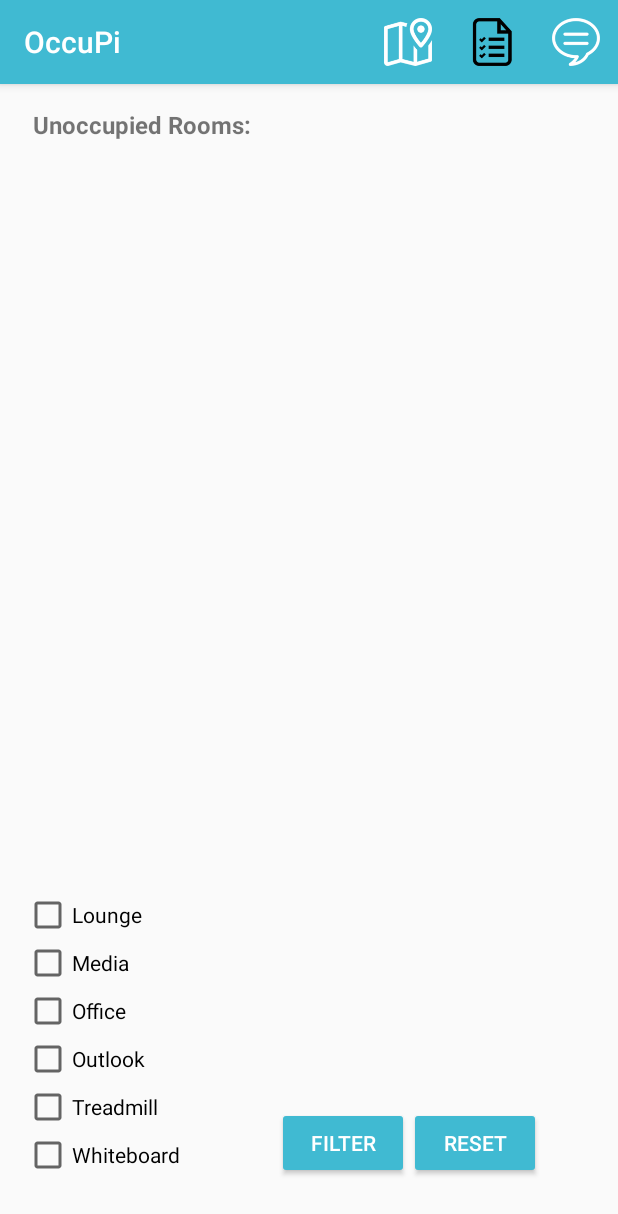
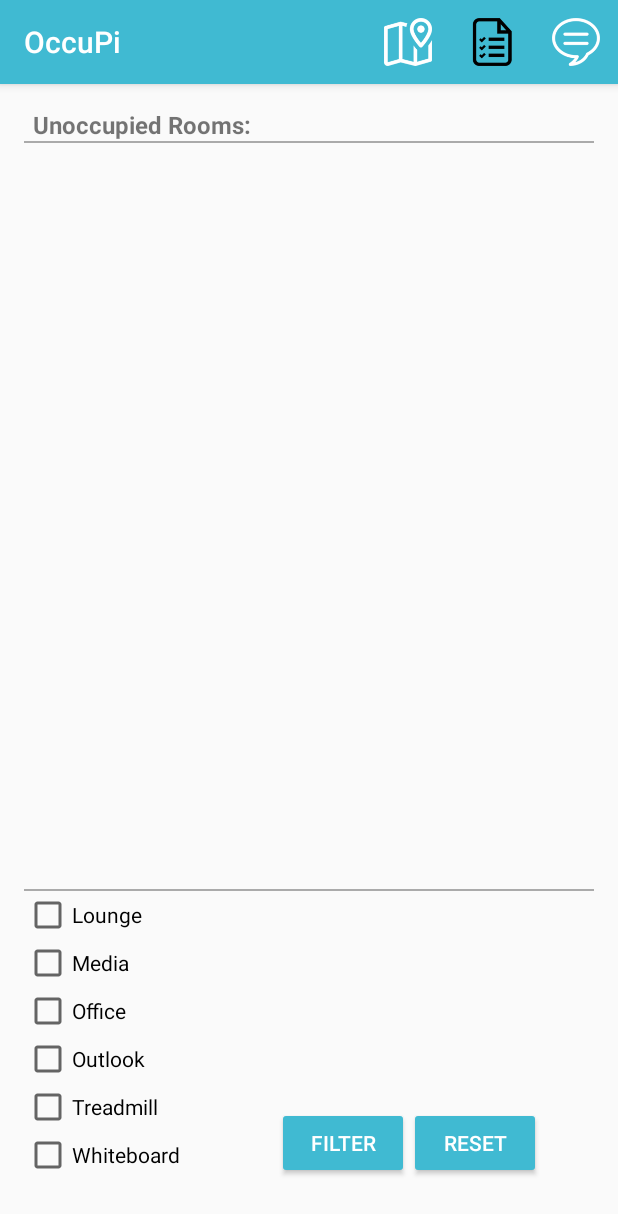
Before and after one commit to alexandertaylor88/OccuPi, an Android app: the List screen opened directly, with no data from a screen before it, on a phone screen of 412 x 824 dp. Shown: the top 1214 px of the screen. Run offline under Robolectric (Android 15) with nearby library versions, the phone set to English and light mode, and no system bars; 5 statements that could not run were skipped.

Commit message:
Dividers Added

```diff
--- a/app/src/main/res/layout/list.xml
+++ b/app/src/main/res/layout/list.xml
@@ -9,13 +9,27 @@
     android:paddingTop="@dimen/activity_vertical_margin"
     tools:context="occupi.occupi.List">
 
+    <View
+        android:id="@+id/dividerOne"
+        android:layout_width="match_parent"
+        android:layout_height="1dp"
+        android:background="@android:color/darker_gray"
+        android:layout_below="@+id/unoccupiedLabel"/>
+
     <ListView
         android:id="@+id/roomList"
         android:layout_width="wrap_content"
         android:layout_height="match_parent"
         android:layout_alignParentStart="true"
         android:layout_marginBottom="220dp"
-        android:layout_below="@+id/unoccupiedLabel"/>
+        android:layout_below="@+id/dividerOne"/>
+
+    <View
+        android:id="@+id/dividerTwo"
+        android:layout_width="match_parent"
+        android:layout_height="1dp"
+        android:background="@android:color/darker_gray"
+        android:layout_above="@+id/radioGroup"/>
 
     <RadioGroup
         android:layout_width="wrap_content"
```
Also changed, not shown: 3 other files.
